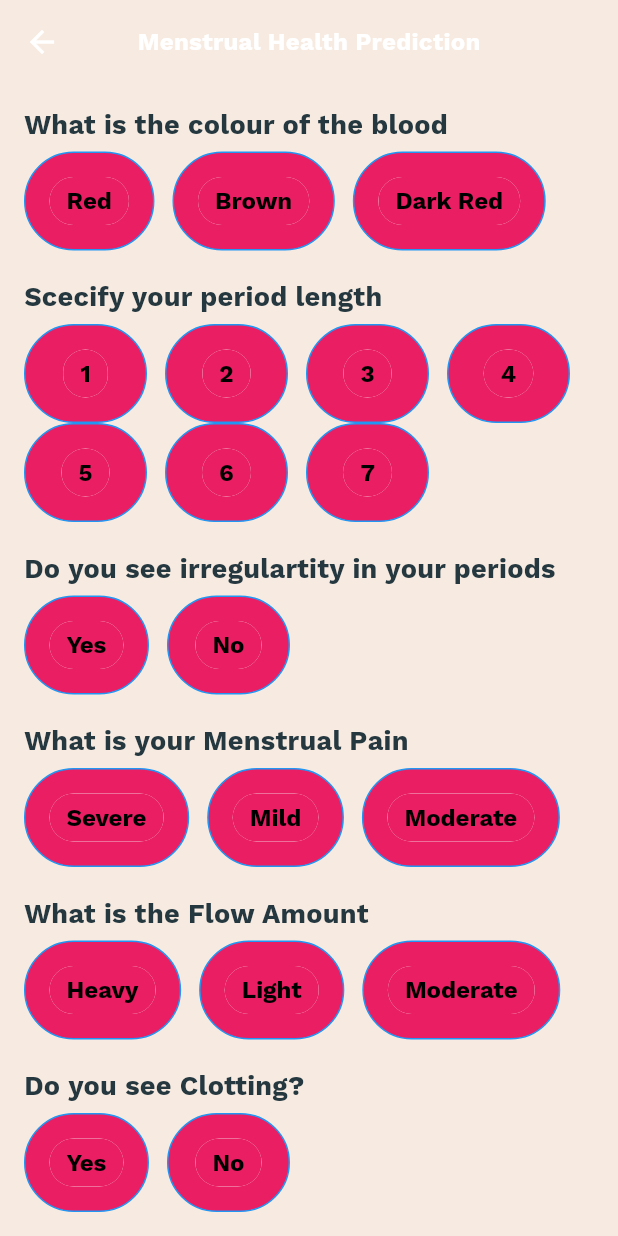
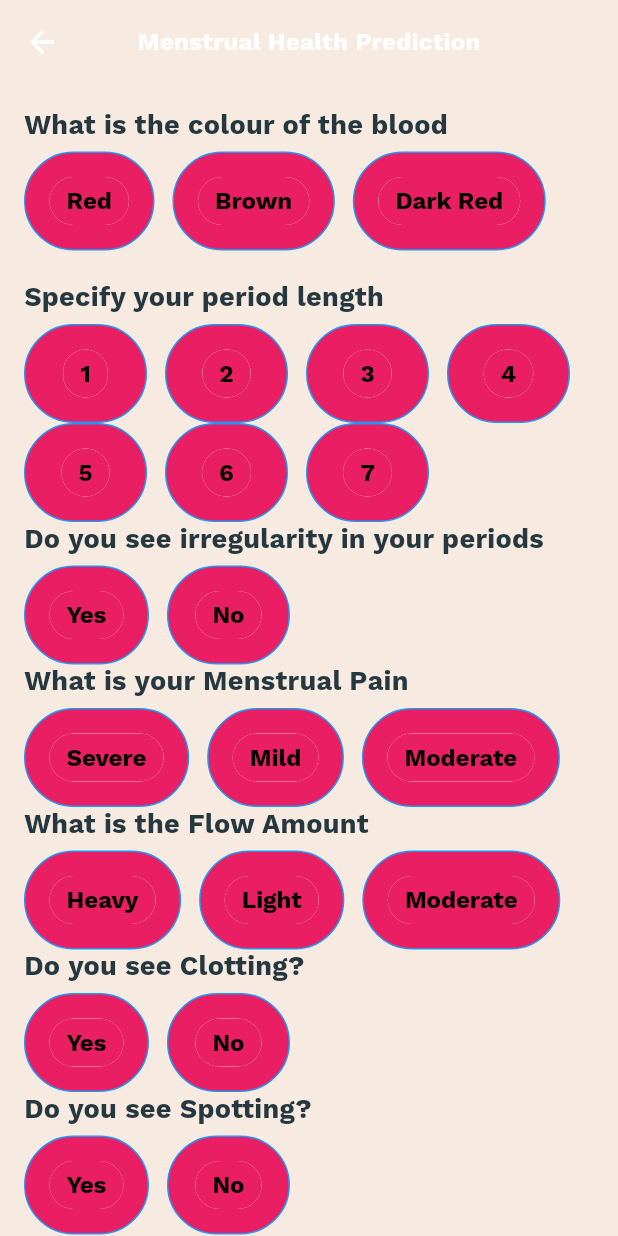
Before and after one commit to Chaitanyaputhran/Bloombright, a Flutter app: the MenstrualHealthPredictionScreen screen opened directly, on a phone screen of 412 x 824 dp. Run offline on Flutter 3.47's test engine with Material 2 defaults, Android fonts, the phone set to English and light mode, and no system bars; our stand-ins replace cloud_firestore, datetime_picker_formfield_new, firebase_auth, firebase_core, flutter_rating_bar, flutter_screenutil and 3 more; accounts and stored records are empty.

Commit message:
Update MAchinefitness.dart

```diff
--- a/lib/fitness_app/MAchinefitness.dart
+++ b/lib/fitness_app/MAchinefitness.dart
@@ -1,7 +1,6 @@
 import 'dart:convert';
 import 'package:flutter/material.dart';
 import 'package:http/http.dart' as http;
-import 'dart:math';
 
 void main() {
   runApp(MaterialApp(
@@ -27,11 +26,11 @@ class _MenstrualHealthPredictionScreenState
   String? selectedSpotting;
   String healthStatus = "";
 
-  final List<String> colorOptions = ['Red', 'Brown','Dark Red'];
+  final List<String> colorOptions = ['Red', 'Brown', 'Dark Red'];
   final List<String> periodLengthOptions = ['1', '2', '3', '4', '5', '6', '7'];
   final List<String> yesNoOptions = ['Yes', 'No'];
-  final List<String> menstrualPainOptions = ['Severe', 'Mild','Moderate'];
-  final List<String> flowAmountOptions = ['Heavy', 'Light','Moderate'];
+  final List<String> menstrualPainOptions = ['Severe', 'Mild', 'Moderate'];
+  final List<String> flowAmountOptions = ['Heavy', 'Light', 'Moderate'];
 
   Future<String> predictHealth() async {
     final apiUrl = 'http://172.25.8.230:5000/predict'; // Replace with your Flask API URL
@@ -47,40 +46,31 @@ class _MenstrualHealthPredictionScreenState
       "spotting": selectedSpotting?.toLowerCase() == 'yes' ?? false,
     });
 
-    List<String> healthStatusOptions = [
-      'Overall, the menstrual cycle appears healthy and within normal parameters.',
-      'While some irregularity is present, no alarming health issues are apparent in the menstrual cycle.',
-      'The menstrual cycle shows mild irregularity, but it is not indicative of any major health problems.',
-    ];
-
-    Random random = Random();
-    int randomIndex = random.nextInt(healthStatusOptions.length);
-
     try {
-      final response = await http.post(Uri.parse(apiUrl), headers: headers, body: body);
+      final response =
+          await http.post(Uri.parse(apiUrl), headers: headers, body: body);
 
       if (response.statusCode == 200) {
         final Map<String, dynamic> data = jsonDecode(response.body);
-        return healthStatusOptions[randomIndex];
+        return data['health_status'];
       } else {
         // Handle API error here
         print("Error: ${response.statusCode}");
-        return healthStatusOptions[randomIndex];
+        return 'An error occurred while predicting health status.';
       }
     } catch (e) {
       // Handle network or other errors here
       print("Error: $e");
-      return healthStatusOptions[randomIndex];
+      return 'An error occurred while predicting health status.';
     }
   }
 
-
-  void _showResultDialog(BuildContext context, String HealthStatus) {
+  void _showResultDialog(BuildContext context, String healthStatus) {
     showDialog(
       context: context,
       builder: (context) => AlertDialog(
         title: Text("Health Status Prediction"),
-        content: Text(HealthStatus),
+        content: Text(healthStatus),
         actions: [
           ElevatedButton(
             onPressed: () {
@@ -94,7 +84,10 @@ class _MenstrualHealthPredictionScreenState
   }
 
   Widget buildOptionRow(
-      String title, List<String> options, String? selectedValue, Function(String?) onSelect) {
+      String title,
+      List<String> options,
+      String? selectedValue,
+      Function(String?) onSelect) {
     return Column(
       crossAxisAlignment: CrossAxisAlignment.stretch,
       children: [
@@ -111,21 +104,21 @@ class _MenstrualHealthPredictionScreenState
               decoration: BoxDecoration(
                 color: isSelected ? Colors.blue : optionColor,
                 borderRadius: BorderRadius.circular(100),
-                border: Border.all(color: Colors.blue), // Add a border for selected chips
+                border: Border.all(color: Colors.blue),
               ),
-              padding: EdgeInsets.symmetric(vertical: 8, horizontal: 16), // Add padding to chips
+              padding:
+                  EdgeInsets.symmetric(vertical: 8, horizontal: 16),
               child: ChoiceChip(
                 label: Text(
                   option,
                   style: TextStyle(
-                    color: isSelected ? Colors.white : Colors.black, // Change label text color
+                    color: isSelected ? Colors.white : Colors.black,
                     fontWeight: FontWeight.bold,
                   ),
                 ),
                 selected: isSelected,
                 selectedColor: Colors.blue,
                 backgroundColor: optionColor,
-
                 onSelected: (isSelected) {
                   onSelect(isSelected ? option : null);
                 },
@@ -143,7 +136,7 @@ class _MenstrualHealthPredictionScreenState
       appBar: AppBar(
         backgroundColor: Color(0xffF7EBE1),
         elevation: 0.0,
-        title: Text('Menstrual Health Prediction'), // Set the app bar color to peach
+        title: Text('Menstrual Health Prediction'),
         leading: IconButton(
           icon: Icon(Icons.arrow_back),
           onPressed: () {
@@ -173,7 +166,7 @@ class _MenstrualHealthPredictionScreenState
                         }),
                         SizedBox(height: 20),
                         buildOptionRow(
-                          'Scecify your period length', periodLengthOptions,
+                          'Specify your period length', periodLengthOptions,
                           selectedPeriodLength,
                               (value) {
                             setState(() {
@@ -181,19 +174,19 @@ class _MenstrualHealthPredictionScreenState
                             });
                           },
                         ),
-                        SizedBox(height: 20),
                         buildOptionRow(
-                          'Do you see irregulartity in your periods',
-                          yesNoOptions, selectedIrregular,
+                          'Do you see irregularity in your periods',
+                          yesNoOptions,
+                          selectedIrregular,
                               (value) {
                             setState(() {
                               selectedIrregular = value;
                             });
                           },
                         ),
-                        SizedBox(height: 20),
                         buildOptionRow(
-                          'What is your Menstrual Pain', menstrualPainOptions,
+                          'What is your Menstrual Pain',
+                          menstrualPainOptions,
                           selectedMenstrualPain,
                               (value) {
                             setState(() {
@@ -201,9 +194,9 @@ class _MenstrualHealthPredictionScreenState
                             });
                           },
                         ),
-                        SizedBox(height: 20),
                         buildOptionRow(
-                          'What is the Flow Amount', flowAmountOptions,
+                          'What is the Flow Amount',
+                          flowAmountOptions,
                           selectedFlowAmount,
                               (value) {
                             setState(() {
@@ -211,8 +204,9 @@ class _MenstrualHealthPredictionScreenState
                             });
                           },
                         ),
-                        SizedBox(height: 20),
-                        buildOptionRow('Do you see Clotting?', yesNoOptions,
+                        buildOptionRow(
+                          'Do you see Clotting?',
+                          yesNoOptions,
                           selectedClotting,
                               (value) {
                             setState(() {
@@ -220,9 +214,9 @@ class _MenstrualHealthPredictionScreenState
                             });
                           },
                         ),
-                        SizedBox(height: 20),
                         buildOptionRow(
-                          'Do you see Spotting?', yesNoOptions,
+                          'Do you see Spotting?',
+                          yesNoOptions,
                           selectedSpotting,
                               (value) {
                             setState(() {
@@ -243,42 +237,27 @@ class _MenstrualHealthPredictionScreenState
                               },
                             );
 
-                            // Perform your health prediction here
                             predictHealth().then((healthStatus) {
-                              // Simulate a 1-second delay to show the animation
-                              Future.delayed(Duration(seconds: 1), () {
-                                // After 1 second, close the "Predicting Health Status..." dialog
-                                Navigator.of(context).pop();
-
-                                // Perform the health prediction
-                                _showResultDialog(context, healthStatus);
-                              });
+                              Navigator.of(context).pop();
+                              _showResultDialog(context, healthStatus);
                             });
                           },
                           child: Text('Predict'),
                           style: ElevatedButton.styleFrom(
                             primary: Colors.orange,
-                            // Background color
                             onPrimary: Colors.white,
-                            // Text color
                             shape: RoundedRectangleBorder(
-                              borderRadius: BorderRadius.circular(
-                                  20), // Rounded button corners
+                              borderRadius: BorderRadius.circular(20),
                             ),
                             padding: EdgeInsets.symmetric(
                                 vertical: 16, horizontal: 32),
-                            // Button padding
                             elevation: 4,
-                            // Button shadow
                             textStyle: TextStyle(
                               fontWeight: FontWeight.bold,
                             ),
                           ),
                         ),
-
-
                         SizedBox(height: 20),
-
                       ],
                     ),
                   ),
```
